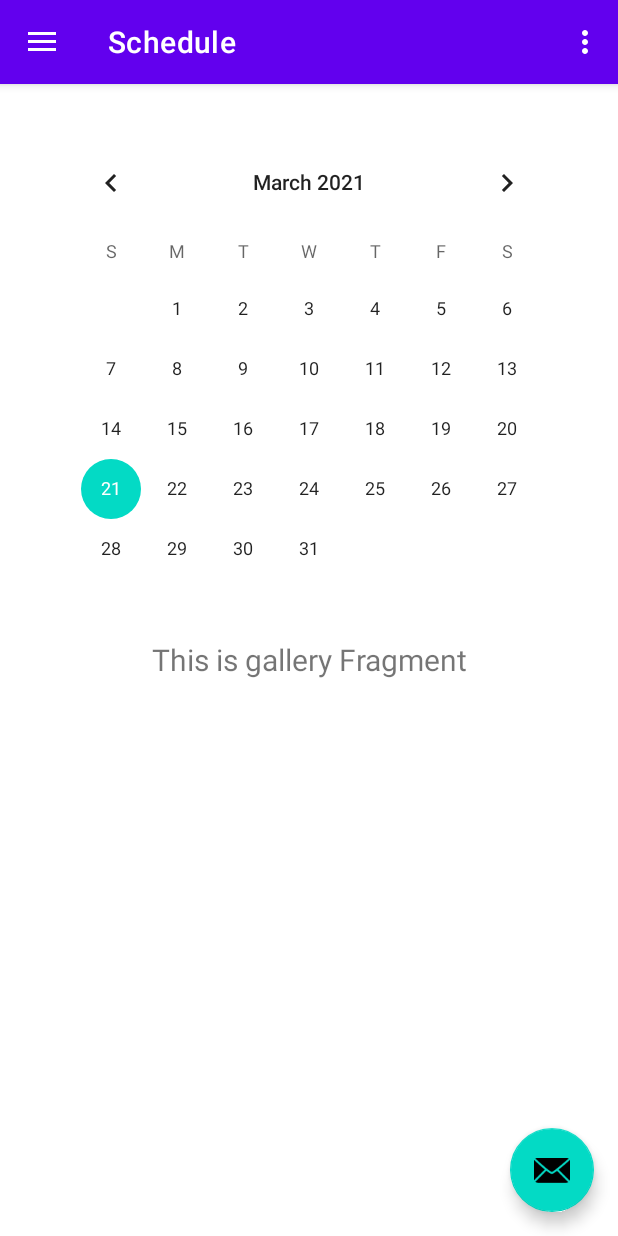
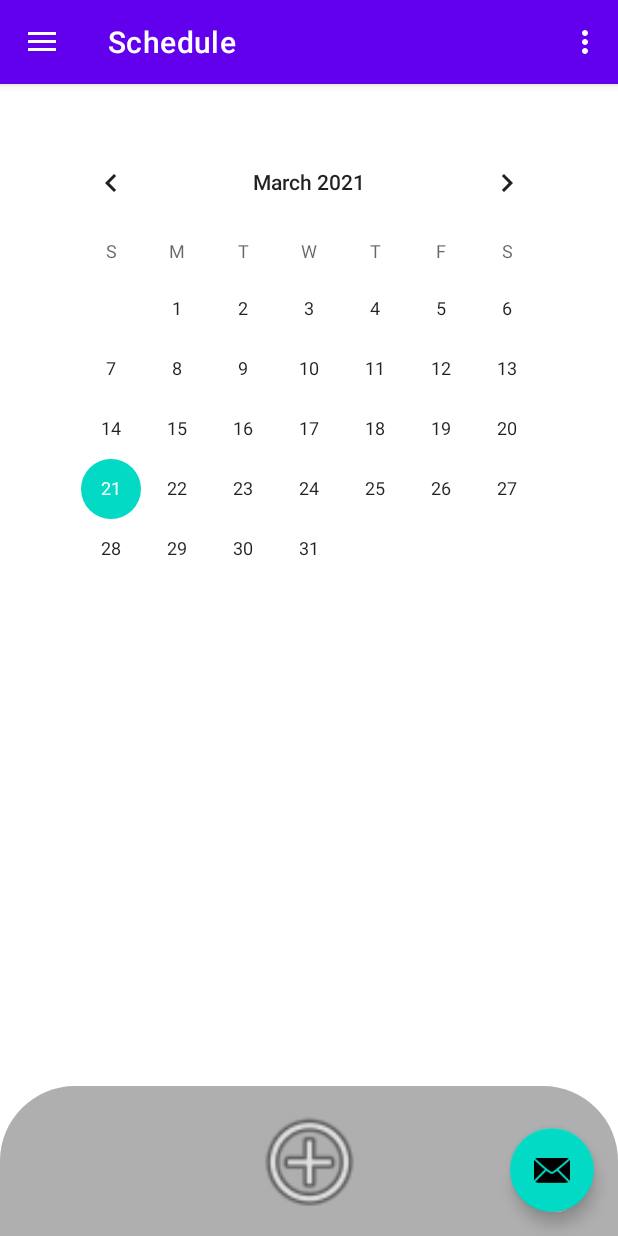
Before and after one commit to Terrabalt/Momadu, an Android app: the screen it shows after launch (MainActivity), in the side drawer, after a tap on "Schedule", on a phone screen of 412 x 824 dp. Run offline under Robolectric (Android 15) with nearby library versions, the phone set to English and light mode, and no system bars; our stand-ins replace navigation-ui.

Commit message:
Schedule Fragment

```diff
--- a/app/src/main/java/com/sti/ppam/momadu/ui/gallery/GalleryFragment.kt
+++ /dev/null
@@ -1,32 +0,0 @@
-package com.sti.ppam.momadu.ui.gallery
-
-import android.os.Bundle
-import android.view.LayoutInflater
-import android.view.View
-import android.view.ViewGroup
-import android.widget.TextView
-import androidx.fragment.app.Fragment
-import androidx.lifecycle.Observer
-import androidx.lifecycle.ViewModelProvider
-import com.sti.ppam.momadu.R
-
-class GalleryFragment : Fragment() {
-
-    private lateinit var galleryViewModel: GalleryViewModel
-
-    override fun onCreateView(
-            inflater: LayoutInflater,
-            container: ViewGroup?,
-            savedInstanceState: Bundle?
-    ): View? {
-        galleryViewModel =
-                ViewModelProvider(this).get(GalleryViewModel::class.java)
-        val root = inflater.inflate(R.layout.fragment_schedule, container, false)
-        val textView: TextView = root.findViewById(R.id.text_gallery)
-        galleryViewModel.text.observe(viewLifecycleOwner, Observer {
-            textView.text = it
-        })
-
-        return root
-    }
-}
--- a/app/src/main/java/com/sti/ppam/momadu/ui/gallery/GalleryViewModel.kt
+++ /dev/null
@@ -1,13 +0,0 @@
-package com.sti.ppam.momadu.ui.gallery
-
-import androidx.lifecycle.LiveData
-import androidx.lifecycle.MutableLiveData
-import androidx.lifecycle.ViewModel
-
-class GalleryViewModel : ViewModel() {
-
-    private val _text = MutableLiveData<String>().apply {
-        value = "This is gallery Fragment"
-    }
-    val text: LiveData<String> = _text
-}
--- /dev/null
+++ b/app/src/main/java/com/sti/ppam/momadu/ui/gallery/ScheduleFragment.kt
@@ -0,0 +1,45 @@
+package com.sti.ppam.momadu.ui.gallery
+
+import android.os.Bundle
+import android.view.LayoutInflater
+import android.view.View
+import android.view.ViewGroup
+import android.widget.CalendarView
+import androidx.fragment.app.Fragment
+import androidx.lifecycle.ViewModelProvider
+import androidx.recyclerview.widget.LinearLayoutManager
+import androidx.recyclerview.widget.RecyclerView
+import com.sti.ppam.momadu.R
+import kotlinx.android.synthetic.main.fragment_schedule.*
+
+class ScheduleFragment : Fragment() {
+
+    private lateinit var scheduleListAdapter: ScheduleListAdapter
+
+    override fun onCreate(savedInstanceState: Bundle?) {
+        super.onCreate(savedInstanceState)
+    }
+
+    override fun onActivityCreated(savedInstanceState: Bundle?) {
+        super.onActivityCreated(savedInstanceState)
+        scheduleListAdapter = ScheduleListAdapter(mutableListOf())
+
+        rvScheduleList.adapter = scheduleListAdapter
+        rvScheduleList.addItemDecoration(ScheduleListDecoration(resources.getDimension(R.dimen.schedule_item_margin).toInt()))
+        rvScheduleList.layoutManager = LinearLayoutManager(this.context)
+
+        cvSchedule.isClickable = true
+        btnAddSchedule.setOnClickListener{
+            val schedule = Schedule("Test", cvSchedule.date, cvSchedule.date)
+            scheduleListAdapter.addSchedule(schedule)
+        }
+    }
+
+    override fun onCreateView(
+            inflater: LayoutInflater,
+            container: ViewGroup?,
+            savedInstanceState: Bundle?
+    ): View? {
+        return inflater.inflate(R.layout.fragment_schedule, container, false)
+    }
+}
--- /dev/null
+++ b/app/src/main/java/com/sti/ppam/momadu/ui/gallery/ScheduleListDecoration.kt
@@ -0,0 +1,20 @@
+package com.sti.ppam.momadu.ui.gallery
+
+import android.graphics.Rect
+import android.view.View
+import androidx.lifecycle.LiveData
+import androidx.lifecycle.MutableLiveData
+import androidx.lifecycle.ViewModel
+import androidx.recyclerview.widget.RecyclerView
+
+class ScheduleListDecoration(private val spaceHeight: Int) : RecyclerView.ItemDecoration() {
+    override fun getItemOffsets(outRect: Rect, view: View, parent: RecyclerView, state: RecyclerView.State) {
+        with(outRect) {
+            if (parent.getChildAdapterPosition(view) != 0) {
+                top = spaceHeight
+            }
+            left = spaceHeight
+            right = spaceHeight
+        }
+    }
+}
--- /dev/null
+++ b/app/src/main/res/drawable/bottom_nav_bar.xml
@@ -0,0 +1,7 @@
+<?xml version="1.0" encoding="utf-8"?>
+<shape xmlns:android="http://schemas.android.com/apk/res/android">
+    <solid android:color="#afafaf"/>
+    <corners android:radius="1dp"
+        android:topLeftRadius="50dp" android:topRightRadius="50dp"
+        android:bottomLeftRadius="0dp" android:bottomRightRadius="0dp"/>
+</shape>
--- /dev/null
+++ b/app/src/main/res/drawable/item_schedule_bg.xml
@@ -0,0 +1,5 @@
+<?xml version="1.0" encoding="utf-8"?>
+<shape xmlns:android="http://schemas.android.com/apk/res/android">
+    <solid android:color="#ffe605"/>
+    <corners android:radius="50dp"/>
+</shape>
--- a/app/src/main/res/layout/fragment_schedule.xml
+++ b/app/src/main/res/layout/fragment_schedule.xml
@@ -4,28 +4,12 @@
     xmlns:tools="http://schemas.android.com/tools"
     android:layout_width="match_parent"
     android:layout_height="match_parent"
-    tools:context=".ui.gallery.GalleryFragment">
-
-    <TextView
-        android:id="@+id/text_gallery"
-        android:layout_width="match_parent"
-        android:layout_height="27dp"
-        android:layout_marginStart="8dp"
-        android:layout_marginEnd="8dp"
-        android:gravity="center"
-        android:textAlignment="center"
-        android:textSize="20sp"
-        app:layout_constraintBottom_toBottomOf="parent"
-        app:layout_constraintEnd_toEndOf="parent"
-        app:layout_constraintHorizontal_bias="1.0"
-        app:layout_constraintStart_toStartOf="parent"
-        app:layout_constraintTop_toBottomOf="@+id/calendarView"
-        app:layout_constraintVertical_bias="0.0" />
+    tools:context=".ui.gallery.ScheduleFragment">
 
     <CalendarView
-        android:id="@+id/calendarView"
+        android:id="@+id/cvSchedule"
         android:layout_width="wrap_content"
-        android:layout_height="338dp"
+        android:layout_height="wrap_content"
         android:layout_marginStart="32dp"
         android:layout_marginLeft="32dp"
         android:layout_marginTop="32dp"
@@ -35,4 +19,45 @@
         app:layout_constraintHorizontal_bias="0.0"
         app:layout_constraintStart_toStartOf="parent"
         app:layout_constraintTop_toTopOf="parent" />
+
+    <androidx.recyclerview.widget.RecyclerView
+        android:id="@+id/rvScheduleList"
+        android:layout_width="0dp"
+        android:layout_height="0dp"
+        android:layout_marginStart="32dp"
+        android:layout_marginLeft="32dp"
+        android:layout_marginTop="32dp"
+        android:layout_marginEnd="32dp"
+        android:layout_marginRight="32dp"
+        android:layout_marginBottom="32dp"
+        app:layout_constraintBottom_toTopOf="@+id/imageView"
+        app:layout_constraintEnd_toEndOf="parent"
+        app:layout_constraintStart_toStartOf="parent"
+        app:layout_constraintTop_toBottomOf="@+id/cvSchedule">
+
+    </androidx.recyclerview.widget.RecyclerView>
+
+    <ImageView
+        android:id="@+id/imageView"
+        android:layout_width="0dp"
+        android:layout_height="100dp"
+        android:background="@drawable/bottom_nav_bar"
+        android:contentDescription="@android:string/untitled"
+        app:layout_constraintBottom_toBottomOf="parent"
+        app:layout_constraintEnd_toEndOf="parent"
+        app:layout_constraintStart_toStartOf="parent" />
+
+    <ImageButton
+        android:id="@+id/btnAddSchedule"
+        android:layout_width="78dp"
+        android:layout_height="78dp"
+        android:background="#00FFFFFF"
+        android:scaleType="fitXY"
+        android:src="@android:drawable/ic_menu_add"
+        android:contentDescription="@android:string/ok"
+        app:layout_constraintBottom_toBottomOf="@+id/imageView"
+        app:layout_constraintEnd_toEndOf="@+id/imageView"
+        app:layout_constraintStart_toStartOf="@+id/imageView"
+        app:layout_constraintTop_toTopOf="@+id/imageView" />
+
 </androidx.constraintlayout.widget.ConstraintLayout>
--- a/app/src/main/res/navigation/mobile_navigation.xml
+++ b/app/src/main/res/navigation/mobile_navigation.xml
@@ -13,7 +13,7 @@
 
     <fragment
         android:id="@+id/nav_schedule"
-        android:name="com.sti.ppam.momadu.ui.gallery.GalleryFragment"
+        android:name="com.sti.ppam.momadu.ui.gallery.ScheduleFragment"
         android:label="@string/menu_schedule"
         tools:layout="@layout/fragment_schedule" />
 
--- a/app/src/main/res/values/dimens.xml
+++ b/app/src/main/res/values/dimens.xml
@@ -5,4 +5,7 @@
     <dimen name="nav_header_vertical_spacing">8dp</dimen>
     <dimen name="nav_header_height">176dp</dimen>
     <dimen name="fab_margin">16dp</dimen>
+
+
+    <dimen name="schedule_item_margin">8dp</dimen>
 </resources>
```
Also changed, not shown: app/build.gradle (+5 -4 lines), app/src/main/java/com/sti/ppam/momadu/ui/gallery/Schedule.kt (added, +9 -0 lines), app/src/main/java/com/sti/ppam/momadu/ui/gallery/ScheduleListAdapter.kt (added, +51 -0 lines), app/src/main/res/layout/item_schedule.xml (added, +42 -0 lines).
